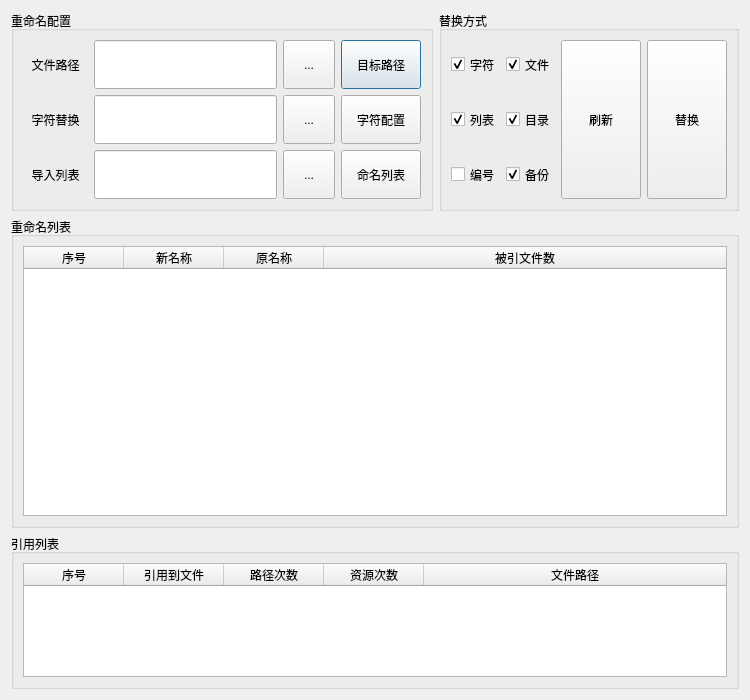
Above: rename_file_name.ui from WeiMuYang/markdown-assistant before the change. Below: the same form after it.
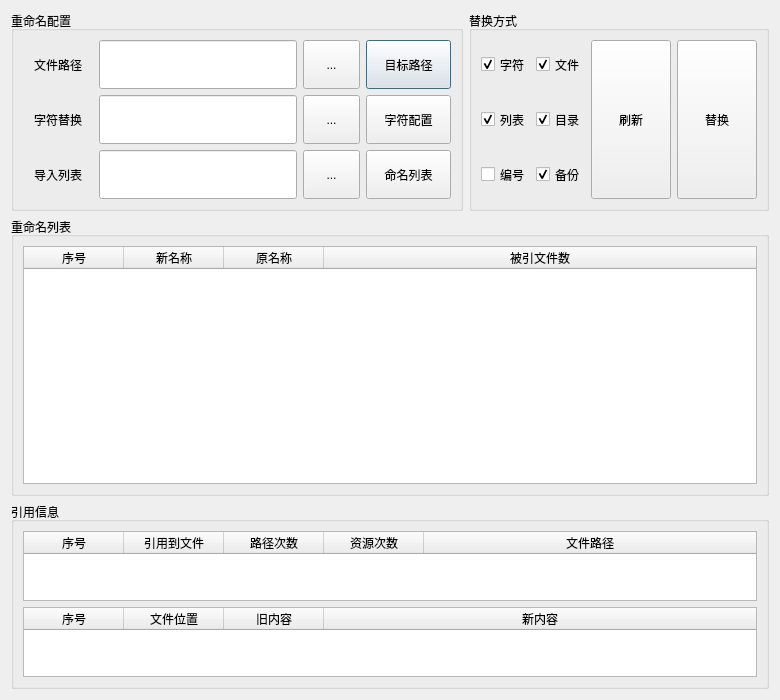
That is the form after the change.

Commit message: fixed: 添加引用位置和内容的信息

What changed in the file:
```diff
--- a/rename_file_name.ui
+++ b/rename_file_name.ui
@@ -6,7 +6,7 @@
    <rect>
     <x>0</x>
     <y>0</y>
-    <width>750</width>
+    <width>780</width>
     <height>700</height>
    </rect>
   </property>
@@ -25,7 +25,7 @@
   <property name="windowTitle">
    <string>重命名</string>
   </property>
-  <layout class="QVBoxLayout" name="verticalLayout_8" stretch="1,2,1">
+  <layout class="QVBoxLayout" name="verticalLayout_8" stretch="3,3,2">
    <item>
     <layout class="QHBoxLayout" name="horizontalLayout_3" stretch="2,1">
      <item>
@@ -568,10 +568,12 @@
       </sizepolicy>
      </property>
      <property name="title">
-      <string>引用列表</string>
+      <string>引用信息</string>
      </property>
      <layout class="QVBoxLayout" name="verticalLayout_4">
       <item>
+       <layout class="QVBoxLayout" name="referLayout" stretch="2,1">
+        <item>
        <widget class="QTableWidget" name="referFileListWgt">
         <property name="sizePolicy">
          <sizepolicy hsizetype="Preferred" vsizetype="Expanding">
@@ -623,6 +625,56 @@
          </property>
         </column>
        </widget>
+        </item>
+        <item>
+         <widget class="QTableWidget" name="referContextListWgt">
+          <property name="sizePolicy">
+           <sizepolicy hsizetype="Preferred" vsizetype="Expanding">
+            <horstretch>0</horstretch>
+            <verstretch>0</verstretch>
+           </sizepolicy>
+          </property>
+          <property name="minimumSize">
+           <size>
+            <width>0</width>
+            <height>0</height>
+           </size>
+          </property>
+          <attribute name="horizontalHeaderVisible">
+           <bool>true</bool>
+          </attribute>
+          <attribute name="horizontalHeaderMinimumSectionSize">
+           <number>10</number>
+          </attribute>
+          <attribute name="horizontalHeaderStretchLastSection">
+           <bool>true</bool>
+          </attribute>
+          <attribute name="verticalHeaderVisible">
+           <bool>false</bool>
+          </attribute>
+          <column>
+           <property name="text">
+            <string>序号</string>
+           </property>
+          </column>
+          <column>
+           <property name="text">
+            <string>文件位置</string>
+           </property>
+          </column>
+          <column>
+           <property name="text">
+            <string>旧内容</string>
+           </property>
+          </column>
+          <column>
+           <property name="text">
+            <string>新内容</string>
+           </property>
+          </column>
+         </widget>
+        </item>
+       </layout>
       </item>
      </layout>
     </widget>
```
Left out of the diff: 2 changed lines with no effect on the pictures. Lines whose indentation alone changed are shown as unchanged. The commit also changes 7 other files.
